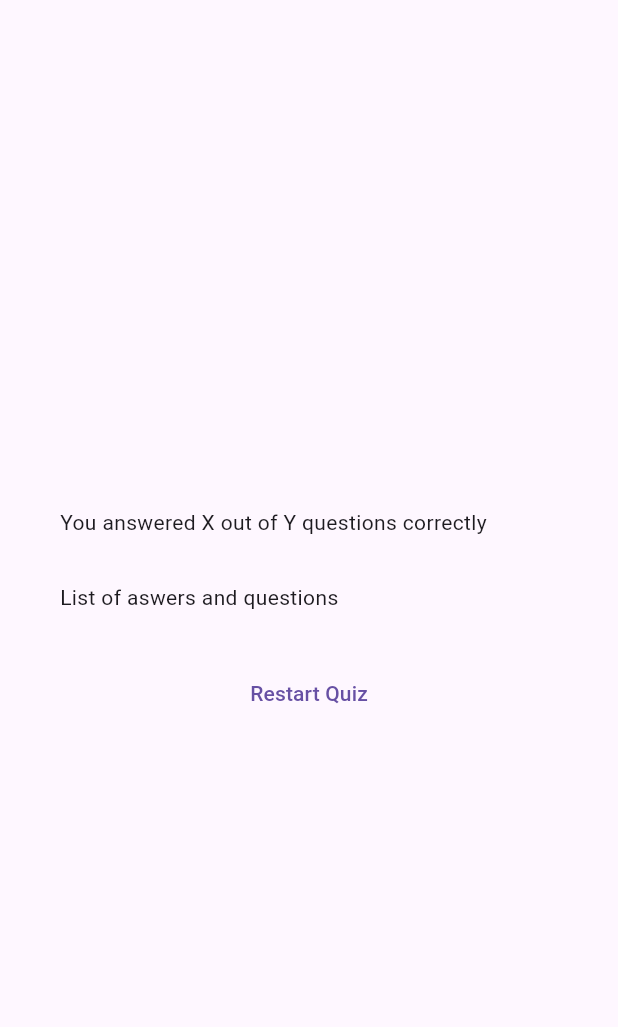
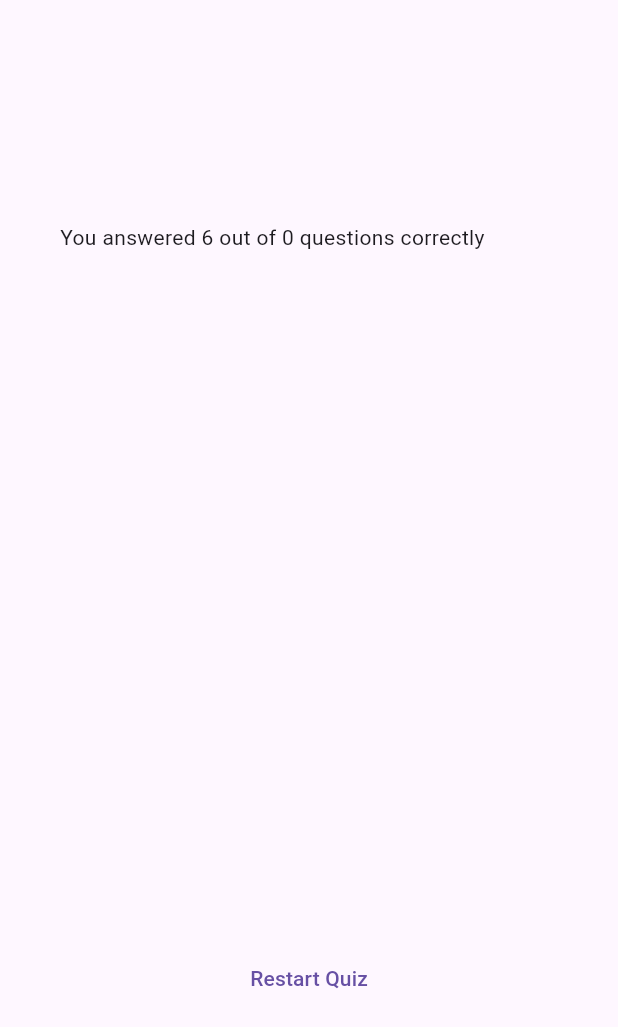
Before and after one commit to msvzero/quiz, a Flutter app: the ResultsSreen widget shown alone on an empty page, opened directly with empty values, on a phone screen of 412 x 824 dp. Shown: the top 1027 px of the screen. Run offline on Flutter 3.47's test engine with Material 3 defaults, Android fonts, the phone set to English and light mode, and no system bars; our stand-ins replace google_fonts.

Commit message:
message updates the initialization of selectedAnswers, as well as the question summary and display of correct answers. Commit Description: - The MR updates the initialization of the selectedAnswers list by adding a new line and removing the previous line of code. - The MR adds functionality to generate a summary of questions and answers. - The MR calculates the number of correct questions. - The MR displays the summary in a new custom widget called QuestionsSummary. - The MR updates the existing text display for the number of correct answers to use the calculated values instead of hardcoded ones.

```diff
--- /dev/null
+++ b/lib/custom_widget/questions_summary.dart
@@ -0,0 +1,48 @@
+import 'package:flutter/material.dart';
+
+class QuestionsSummary extends StatelessWidget {
+  const QuestionsSummary(this.summaryData, {super.key});
+
+  final List<Map<String, Object>> summaryData;
+  @override
+  Widget build(BuildContext context) {
+    return SizedBox(
+      height: 400,
+      child: SingleChildScrollView(
+        child: Column(
+          children: summaryData.map((data) {
+            return Row(
+              children: [
+                Text(
+                  '${(data['question_index'] as int) + 1}-',
+                  style: const TextStyle(color: Colors.white),
+                ),
+                Expanded(
+                  child: Column(
+                    children: [
+                      Text(
+                        data['question'] as String,
+                        style: const TextStyle(color: Colors.white),
+                      ),
+                      const SizedBox(
+                        height: 5,
+                      ),
+                      Text(
+                        data['answer'] as String,
+                        style: const TextStyle(color: Colors.white),
+                      ),
+                      Text(
+                        data['correct_answer'] as String,
+                        style: const TextStyle(color: Colors.white),
+                      ),
+                    ],
+                  ),
+                )
+              ],
+            );
+          }).toList(),
+        ),
+      ),
+    );
+  }
+}
--- a/lib/custom_widget/quiz.dart
+++ b/lib/custom_widget/quiz.dart
@@ -33,7 +33,7 @@ class _QuizState extends State<Quiz> {
     selectedAnswers.add(answer);
     if (selectedAnswers.length == questions.length) {
       setState(() {
-        selectedAnswers = [];
+        // selectedAnswers = [];
         activeScreen = 'result-screen';
       });
     }
--- a/lib/custom_widget/results_screen.dart
+++ b/lib/custom_widget/results_screen.dart
@@ -1,12 +1,34 @@
 import 'package:flutter/material.dart';
+import 'package:quiz_app/data/question.dart';
+import 'package:quiz_app/custom_widget/questions_summary.dart';
 
 class ResultsSreen extends StatelessWidget {
   const ResultsSreen({super.key, required this.chosenAnswers});
 
   final List<String> chosenAnswers;
 
+  List<Map<String, Object>> getSummaryData() {
+    final List<Map<String, Object>> summary = [];
+
+    for (var i = 0; i < chosenAnswers.length; i++) {
+      summary.add({
+        'question_index': i,
+        'question': questions[i].text,
+        'answer': chosenAnswers[i],
+        'correct_answer': questions[i].answers[0]
+      });
+    }
+    return summary;
+  }
+
   @override
   Widget build(BuildContext context) {
+    final summaryData = getSummaryData();
+    final numTotalQuestions = questions.length;
+    final numCorrectQuestions = summaryData.where((data) {
+      return data['answer'] == data['correct_answer'];
+    }).length;
+
     return SizedBox(
       width: double.infinity,
       child: Container(
@@ -15,11 +37,12 @@ class ResultsSreen extends StatelessWidget {
             mainAxisAlignment: MainAxisAlignment.center,
             crossAxisAlignment: CrossAxisAlignment.stretch,
             children: [
-              const Text('You answered X out of Y questions correctly'),
+              Text(
+                  'You answered $numTotalQuestions out of $numCorrectQuestions questions correctly'),
               const SizedBox(
                 height: 30,
               ),
-              const Text('List of aswers and questions'),
+              QuestionsSummary(summaryData),
               const SizedBox(
                 height: 30,
               ),
```
